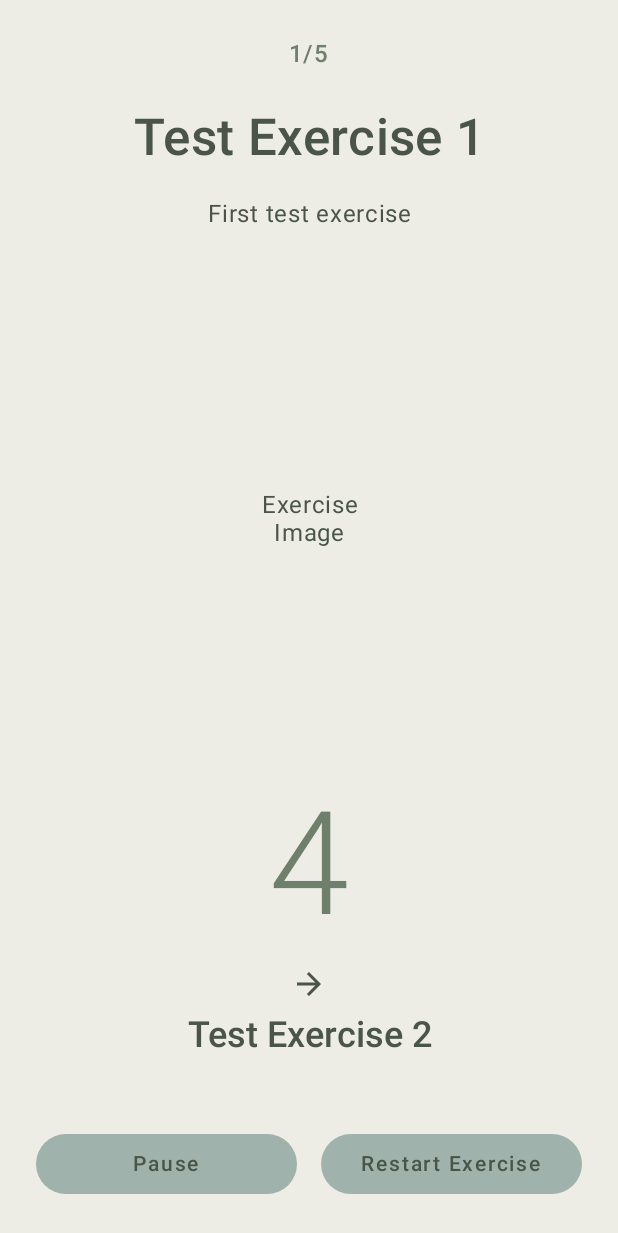
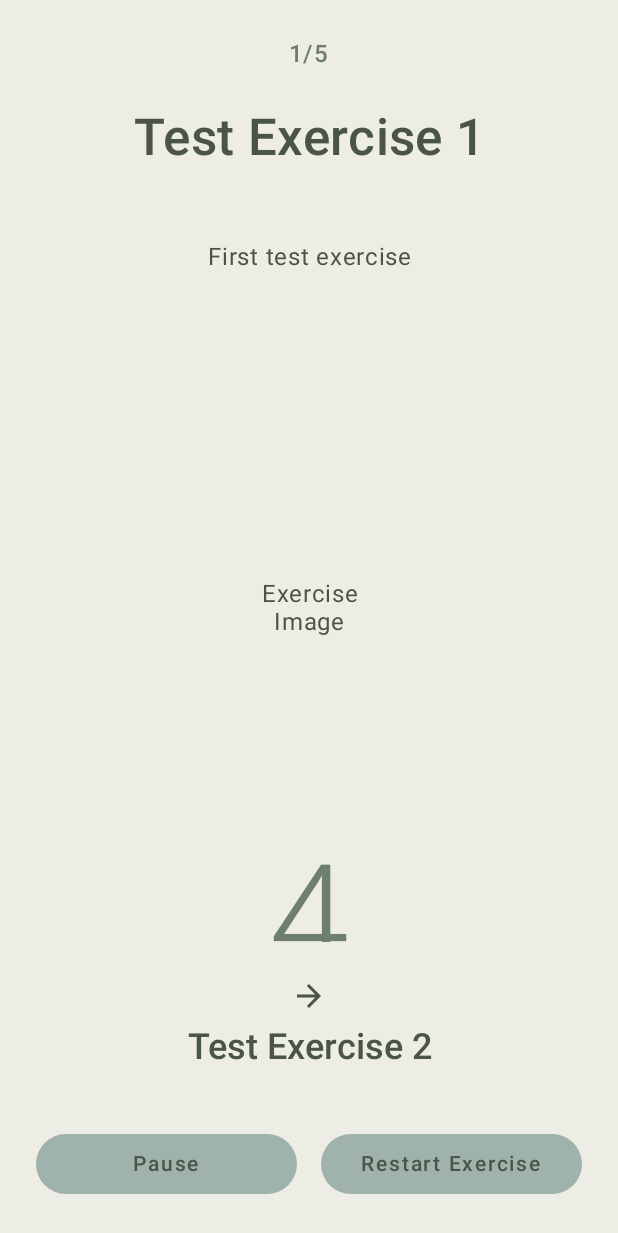
Before and after one commit to seanpmcb/Move, an Android app built with Jetpack Compose: the screen it shows after launch (MainActivity), after a tap on "Start Workout", on a phone screen of 412 x 824 dp. Shown: the top 1233 px of the screen. Run offline under Robolectric (Android 15) with nearby library versions, the phone set to English and light mode, and no system bars; 1 other tap on this screen came first.

Commit message:
Fix layout so the timer isn't cut off

```diff
--- a/app/src/main/java/com/seanpmcb/move/ui/WorkoutPlayerScreen.kt
+++ b/app/src/main/java/com/seanpmcb/move/ui/WorkoutPlayerScreen.kt
@@ -186,11 +186,17 @@
                     textAlign = TextAlign.Center
                 )
 
-                Spacer(modifier = Modifier.height(2.dp))
-
                 Surface(
                     shape = MaterialTheme.shapes.medium,
-                    modifier = Modifier.padding(vertical = 4.dp)
+                    modifier = Modifier
+                        .height(120.dp)
+                        .padding(vertical = 4.dp)
+                ) {
+                    Box(
+                        modifier = Modifier
+                            .fillMaxSize()
+                            .padding(16.dp),
+                        contentAlignment = Alignment.Center
                     ) {
                         Text(
                             text = if (currentExercise.type == ExerciseType.REST) {
@@ -215,9 +221,9 @@
                             },
                             style = MaterialTheme.typography.bodyLarge,
                             color = MaterialTheme.colorScheme.onSurfaceVariant,
-                        modifier = Modifier.padding(16.dp),
                             textAlign = TextAlign.Center
                         )
+                    }
                 }
 
                 Spacer(modifier = Modifier.height(24.dp))
@@ -227,8 +233,8 @@
                     Surface(
                         modifier = Modifier
                             .size(300.dp)
-                            .padding(vertical = 16.dp),
-                        shape = MaterialTheme.shapes.large,
+                            .padding(vertical = 8.dp),
+                        shape = MaterialTheme.shapes.medium,
                     ) {
                         Image(
                             painter = painterResource(id = resId),
@@ -240,7 +246,7 @@
                 } ?: Surface(
                     modifier = Modifier
                         .size(300.dp)
-                        .padding(vertical = 16.dp),
+                        .padding(vertical = 8.dp),
                     shape = MaterialTheme.shapes.medium,
                 ) {
                     Box(
@@ -255,8 +261,6 @@
                         )
                     }
                 }
-
-                Spacer(modifier = Modifier.height(24.dp))
 
                 // Only show timer for time-based exercises
                 if (currentExercise.measurementType == ExerciseMeasurementType.TIME) {
@@ -324,7 +328,7 @@
                             }
                         },
                         modifier = Modifier
-                            .padding(vertical = 16.dp)
+                            .padding(vertical = 8.dp)
                             .fillMaxWidth(0.7f),
                         colors = ButtonDefaults.buttonColors(
                             containerColor = MaterialTheme.colorScheme.primary
@@ -341,7 +345,7 @@
                     shape = MaterialTheme.shapes.large,
                     modifier = Modifier
                         .fillMaxWidth()
-                        .padding(vertical = 16.dp)
+                        .padding(vertical = 8.dp)
                         .clickable {
                             // Skip to next exercise when clicked
                             if (currentExerciseIndex < workout.exercises.size - 1) {
```
Lines whose indentation alone changed are shown as unchanged.
